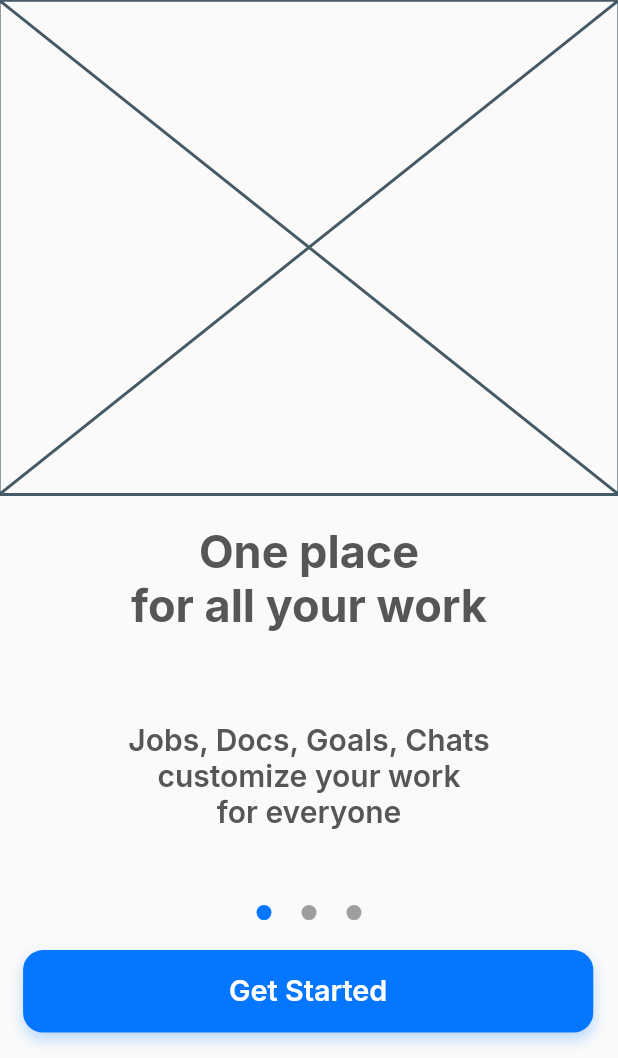
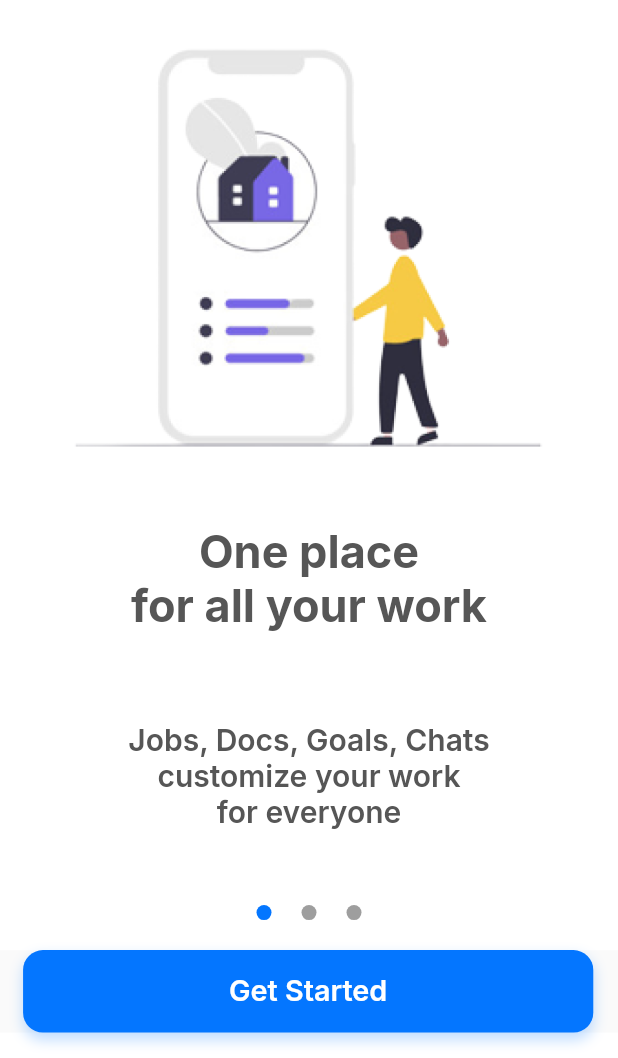
Before and after one commit to BlockchainResearchLab/AroundU, a Flutter app: the screen it shows after launch, on a phone screen of 412 x 824 dp, the part 178-1236 px from its top. Run offline on Flutter 3.47's test engine with Material 2 defaults, Android fonts, the phone set to English and light mode, and no system bars; drawn by our look-alikes of smooth_page_indicator; our stand-ins replace google_fonts.

Commit message:
Refactored [Intro Page] to [OnBoarding Screen] & Added Images

```diff
--- a/lib/Routes/routes.dart
+++ b/lib/Routes/routes.dart
@@ -1,5 +1,5 @@
 class Routes{
   static String LoadingScreen = "/loading";
-  static String IntroScreen = "/intro";
+  static String OnBoardingScreen = "/intro";
   static String SplashScreen = "/splash";
 }
--- a/lib/constants/intro_pages/Page3.dart
+++ b/lib/constants/OnBoardingPages/Page1.dart
@@ -1,12 +1,17 @@
 import 'package:flutter/material.dart';
 import 'package:google_fonts/google_fonts.dart';
+import 'package:tech_sprint_hackathon/constants/widgets/buttons.dart';
 
 import '../constants.dart';
-class PageThree extends StatelessWidget {
-  const PageThree({Key? key}) : super(key: key);
+
+class PageOne extends StatelessWidget {
+  const PageOne({Key? key}) : super(key: key);
 
   @override
   Widget build(BuildContext context) {
+    double baseWidth = 375;
+    double fem = MediaQuery.of(context).size.width / baseWidth;
+    double ffem = fem * 0.97;
     return Padding(
       padding: const EdgeInsets.symmetric(horizontal: 20.0),
       child: Column(
@@ -16,13 +21,13 @@ class PageThree extends StatelessWidget {
           SizedBox(
             height: MediaQuery.of(context).size.height * 0.4,
             width: double.infinity,
-            child: const Placeholder(),
+            child: Image.asset(ImageLink.pg1),
           ),
           const SizedBox(
             height: 20.0,
           ),
           Text(
-            "Personalised to the way you work",
+            "One place\nfor all your work",
             textAlign: TextAlign.center,
             style: GoogleFonts.inter(
               textStyle: const TextStyle(
@@ -32,9 +37,9 @@ class PageThree extends StatelessWidget {
               ),
             ),
           ),
-          const SizedBox(height: 40.0,),
+          const SizedBox(height: 60.0,),
           Text(
-            "Customize ClickUp to work\nfor you. No opinions,\njust options",
+            "Jobs, Docs, Goals, Chats\ncustomize your work\nfor everyone",
             style: GoogleFonts.inter(
               textStyle: const TextStyle(
                 fontSize: 20.0,
--- a/lib/constants/intro_pages/Page2.dart
+++ b/lib/constants/OnBoardingPages/Page2.dart
@@ -16,7 +16,7 @@ class PageTwo extends StatelessWidget {
           SizedBox(
             height: MediaQuery.of(context).size.height * 0.4,
             width: double.infinity,
-            child: const Placeholder(),
+            child: Image.asset(ImageLink.pg2),
           ),
           const SizedBox(
             height: 20.0,
--- a/lib/constants/intro_pages/Page1.dart
+++ b/lib/constants/OnBoardingPages/Page3.dart
@@ -1,17 +1,12 @@
 import 'package:flutter/material.dart';
 import 'package:google_fonts/google_fonts.dart';
-import 'package:tech_sprint_hackathon/constants/widgets/buttons.dart';
 
 import '../constants.dart';
-
-class PageOne extends StatelessWidget {
-  const PageOne({Key? key}) : super(key: key);
+class PageThree extends StatelessWidget {
+  const PageThree({Key? key}) : super(key: key);
 
   @override
   Widget build(BuildContext context) {
-    double baseWidth = 375;
-    double fem = MediaQuery.of(context).size.width / baseWidth;
-    double ffem = fem * 0.97;
     return Padding(
       padding: const EdgeInsets.symmetric(horizontal: 20.0),
       child: Column(
@@ -21,13 +16,13 @@ class PageOne extends StatelessWidget {
           SizedBox(
             height: MediaQuery.of(context).size.height * 0.4,
             width: double.infinity,
-            child: const Placeholder(),
+            child: Image.asset(ImageLink.pg3),
           ),
           const SizedBox(
             height: 20.0,
           ),
           Text(
-            "One place\nfor all your work",
+            "Personalised to the way you work",
             textAlign: TextAlign.center,
             style: GoogleFonts.inter(
               textStyle: const TextStyle(
@@ -37,9 +32,9 @@ class PageOne extends StatelessWidget {
               ),
             ),
           ),
-          const SizedBox(height: 60.0,),
+          const SizedBox(height: 40.0,),
           Text(
-            "Jobs, Docs, Goals, Chats\ncustomize your work\nfor everyone",
+            "Customize ClickUp to work\nfor you. No opinions,\njust options",
             style: GoogleFonts.inter(
               textStyle: const TextStyle(
                 fontSize: 20.0,
--- a/lib/constants/intro_pages/intro_page.dart
+++ b/lib/constants/OnBoardingPages/on_boarding_page.dart
@@ -7,14 +7,14 @@ import 'Page1.dart';
 import 'Page2.dart';
 import 'Page3.dart';
 
-class IntroPage extends StatefulWidget {
-  const IntroPage({Key? key}) : super(key: key);
+class OnBoardingPage extends StatefulWidget {
+  const OnBoardingPage({Key? key}) : super(key: key);
 
   @override
-  State<IntroPage> createState() => _IntroPageState();
+  State<OnBoardingPage> createState() => _OnBoardingPageState();
 }
 
-class _IntroPageState extends State<IntroPage> {
+class _OnBoardingPageState extends State<OnBoardingPage> {
   final controller = PageController(viewportFraction: 1.1, keepPage: false);
   final pages = <Widget>[
     const PageOne(),
@@ -25,6 +25,7 @@ class _IntroPageState extends State<IntroPage> {
   @override
   Widget build(BuildContext context) {
     return Scaffold(
+      backgroundColor: Colors.white,
       body: SingleChildScrollView(
         child: Column(
           crossAxisAlignment: CrossAxisAlignment.center,
--- a/lib/constants/constants.dart
+++ b/lib/constants/constants.dart
@@ -2,6 +2,9 @@ import 'package:flutter/material.dart';
 
 class ImageLink{
   static const String mLogo = "assets/images/MainLogo.png";
+  static const String pg1 = "assets/images/Page1.png";
+  static const String pg2 = "assets/images/Page2.png";
+  static const String pg3 = "assets/images/Page3.png";
 }
 
 class AppTheme{
--- a/lib/main.dart
+++ b/lib/main.dart
@@ -1,6 +1,6 @@
 import 'package:flutter/material.dart';
 import 'package:flutter/services.dart';
-import 'package:tech_sprint_hackathon/constants/intro_pages/intro_page.dart';
+import 'package:tech_sprint_hackathon/constants/OnBoardingPages/on_boarding_page.dart';
 import 'package:tech_sprint_hackathon/constants/loading_screen.dart';
 
 void main() {
@@ -19,7 +19,7 @@ class AroundU extends StatelessWidget {
       initialRoute: '/intro',
       routes: {
         '/loading': (context) => const LoadingScreen(),
-        '/intro': (context) => const IntroPage(),
+        '/intro': (context) => const OnBoardingPage(),
       },
     );
   }
--- a/pubspec.yaml
+++ b/pubspec.yaml
@@ -39,7 +39,7 @@ dependencies:
   smooth_page_indicator: ^1.0.1
   firebase_auth: ^4.2.8
   firebase_core: ^2.6.1
-  firebase_messaging: ^14.2.4
+#  firebase_messaging: ^14.2.4
   google_sign_in: ^5.4.4
 
 dev_dependencies:
```
Also changed, not shown: assets/images/Page1.png (added), assets/images/Page2.png (added), assets/images/Page3.png (added), pubspec.lock, 2 other files.
